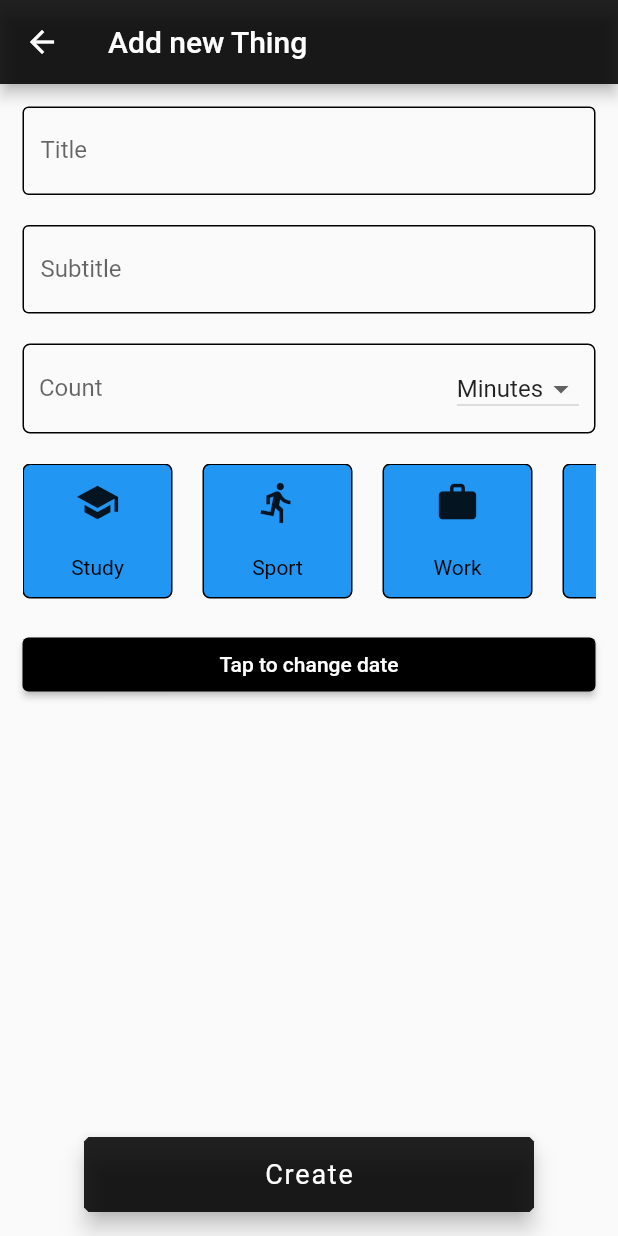
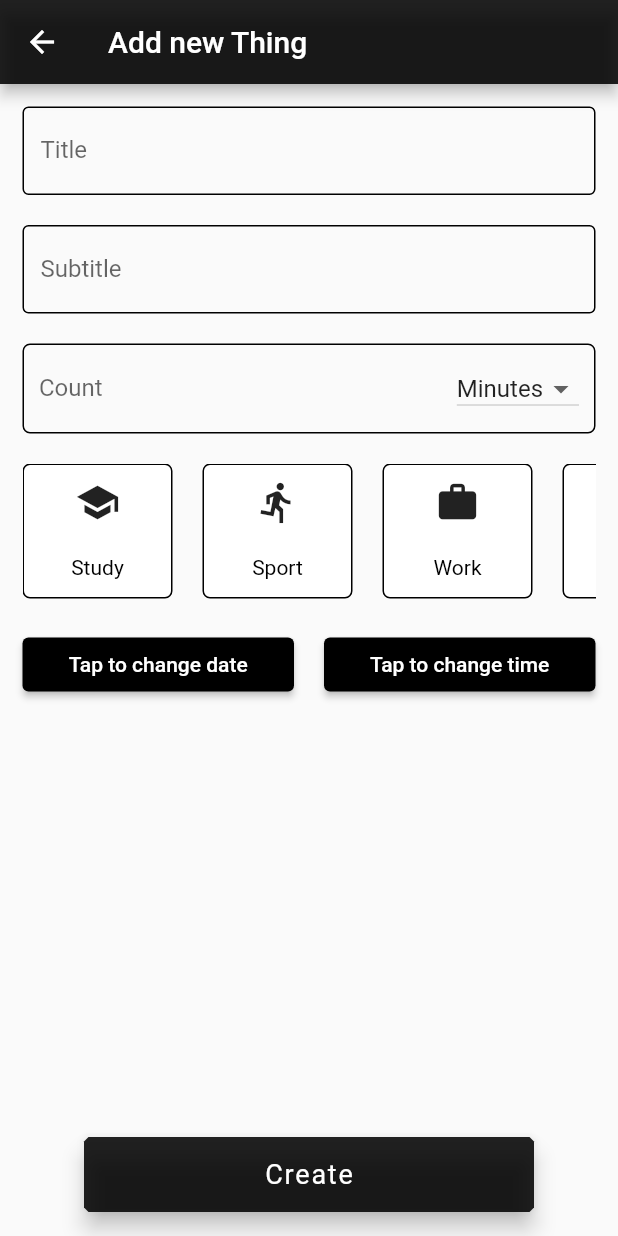
Before and after one commit to dertulyt/AnyThings, a Flutter app: the NewThingPage screen opened by its route, on a phone screen of 412 x 824 dp. Run offline on Flutter 3.47's test engine with Material 2 defaults, Android fonts, the phone set to English and light mode, and no system bars; our stand-ins replace flutter_speed_dial, sqflite; accounts and stored records are empty.

Commit message:
Some design and deleting some things

```diff
--- a/flutter_anythings/lib/pages/Home page/NewThingPage.dart
+++ b/flutter_anythings/lib/pages/Home page/NewThingPage.dart
@@ -246,32 +246,32 @@ class _NewThingPageState extends State<NewThingPage> {
                             ),
                           ),
                         ),
-                        // SizedBox(
-                        //   width: 20,
-                        // ),
-                        // Expanded(
-                        //   child: ElevatedButton(
-                        //     style: ButtonStyle(
-                        //       backgroundColor:
-                        //           MaterialStateProperty.all(Colors.black),
-                        //     ),
-                        //     onPressed: () async {
-                        //       // print(myCategories[2]['Icon']);
-                        //       setState(
-                        //         () {
-                        //           date = DateTime(
-                        //             date.year,
-                        //             date.month,
-                        //             date.day,
-                        //           );
-                        //         },
-                        //       );
-                        //     },
-                        //     child: Container(
-                        //       child: Text("Tap to change time"),
-                        //     ),
-                        //   ),
-                        // ),
+                        SizedBox(
+                          width: 20,
+                        ),
+                        Expanded(
+                          child: ElevatedButton(
+                            style: ButtonStyle(
+                              backgroundColor:
+                                  MaterialStateProperty.all(Colors.black),
+                            ),
+                            onPressed: () async {
+                              // print(myCategories[2]['Icon']);
+                              setState(
+                                () {
+                                  date = DateTime(
+                                    date.year,
+                                    date.month,
+                                    date.day,
+                                  );
+                                },
+                              );
+                            },
+                            child: Container(
+                              child: Text("Tap to change time"),
+                            ),
+                          ),
+                        ),
                       ],
                     ),
                   ],
@@ -349,7 +349,6 @@ class _NewThingPageState extends State<NewThingPage> {
           onTap: (() {
             setState(() {
               chooseCategory = myCategories[index]['name'];
-              print(chooseCategory);
             });
             rafreshColor(myCategories);
             myCategories[index]["status"] = true;
@@ -365,8 +364,8 @@ class _NewThingPageState extends State<NewThingPage> {
                       ), //
                     ),
                     color: myCategories[index]["status"]
-                        ? Colors.yellow
-                        : Colors.blue),
+                        ? Color.fromARGB(255, 207, 207, 207)
+                        : Color.fromARGB(255, 255, 255, 255)),
                 width: 100,
                 child: Column(
                   children: [
--- a/flutter_anythings/lib/pages/common/ThingCard.dart
+++ b/flutter_anythings/lib/pages/common/ThingCard.dart
@@ -44,10 +44,10 @@ class NewThingWidget extends StatelessWidget {
               crossAxisAlignment: CrossAxisAlignment.start,
               children: [
                 Container(
-                  width: 180,
+                  width: 210,
                   child: Text(
                     title,
-                    style: TextStyle(fontSize: 24, fontWeight: FontWeight.w500),
+                    style: TextStyle(fontSize: 20, fontWeight: FontWeight.w500),
                     overflow: TextOverflow.ellipsis,
                   ),
                 ),
```
Also changed, not shown: flutter_anythings/lib/main.dart (+5 -5 lines), flutter_anythings/lib/pages/Home page/NoteDetailPage.dart (+19 -16 lines).
